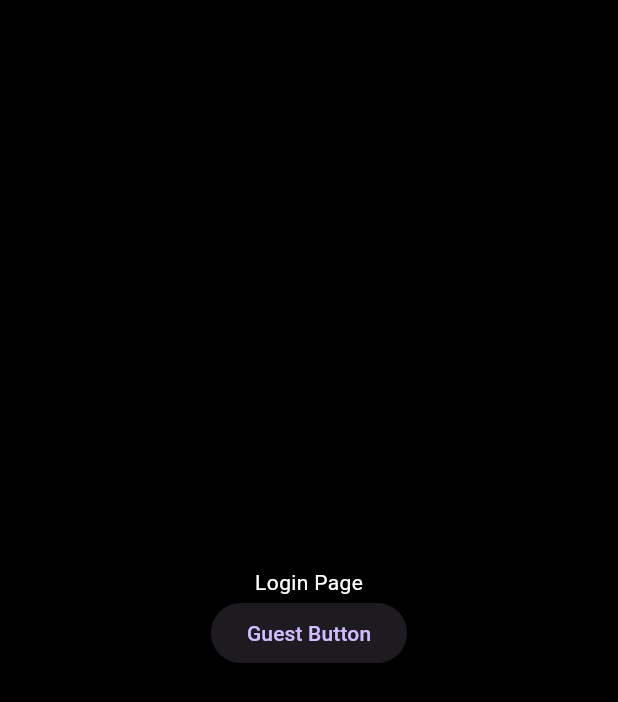
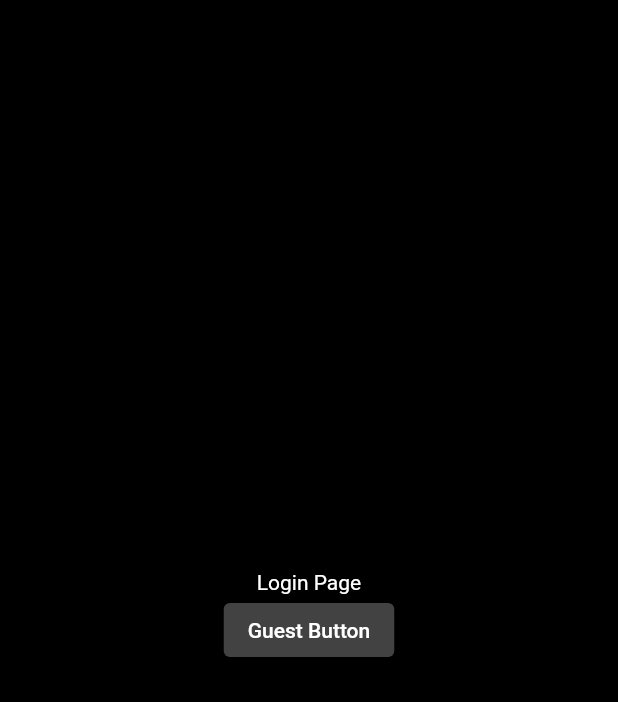
Before and after one commit to Choi-Seunghwan/commitment-client, a Flutter app: the screen it shows after launch, on a phone screen of 412 x 824 dp. Shown: the top 702 px of the screen. Run offline on Flutter 3.47's test engine with Material 3 defaults, Android fonts, the light colour scheme and no system bars; our stand-ins replace flutter_dotenv, fluttertoast, shared_preferences; accounts and stored records are empty.

Commit message:
메인 컬러 테마 개선

```diff
--- a/lib/main.dart
+++ b/lib/main.dart
@@ -49,16 +49,46 @@ class CommitmentApp extends StatelessWidget {
         theme: ThemeData(
             brightness: Brightness.dark,
             primaryColor: Colors.yellow.shade400,
+            primarySwatch: Colors.yellow,
             hintColor: Colors.white,
             scaffoldBackgroundColor: Colors.black,
-          cardColor: Colors.grey[900],
             textTheme: const TextTheme(
               bodyLarge: TextStyle(color: Colors.white),
               bodyMedium: TextStyle(color: Colors.white),
-            // 다른 텍스트 스타일도 여기에 추가할 수 있습니다.
             ),
-          useMaterial3: true,
+            colorScheme: ColorScheme.fromSwatch(
+              brightness: Brightness.dark,
+              primarySwatch: Colors.yellow,
+            ).copyWith(secondary: Colors.yellow.shade400),
+            useMaterial3: false,
+            // inputDecorationTheme: const InputDecorationTheme(
+            //     border: OutlineInputBorder(borderSide: BorderSide(color: Colors.white)),
+            //     enabledBorder: OutlineInputBorder(borderSide: BorderSide(color: Colors.white)),
+            //     labelStyle: TextStyle(color: Colors.white)),
+
+            // sliderTheme: SliderThemeData(
+            //   activeTrackColor: Colors.yellow.shade400,
+            //   thumbColor: Colors.yellow.shade400,
+            //   overlayColor: Colors.yellow.shade400.withOpacity(0.2),
+            // ),
+
+            elevatedButtonTheme: ElevatedButtonThemeData(
+                style: ButtonStyle(
+              backgroundColor: MaterialStateProperty.resolveWith<Color>(
+                (Set<MaterialState> states) {
+                  if (states.contains(MaterialState.selected)) {
+                    return Colors.yellow.shade400; // 선택된 상태
+                  }
+                  return Colors.grey.shade800; // 비선택된 상태
+                },
               ),
+              foregroundColor: MaterialStateProperty.resolveWith<Color>(
+                (Set<MaterialState> states) {
+                  if (states.contains(MaterialState.selected)) return Colors.black; // 선택된 상태의 글자 색상
+                  return Colors.white; // 비선택된 상태의 글자 색상
+                },
+              ),
+            ))),
         home: const SplashInitPage());
   }
 }
--- a/lib/utils/toast_util.dart
+++ b/lib/utils/toast_util.dart
@@ -7,8 +7,6 @@ void showSuccessToast(String message) {
       toastLength: Toast.LENGTH_SHORT,
       gravity: ToastGravity.CENTER,
       timeInSecForIosWeb: 1,
-      backgroundColor: Colors.green[300],
-      textColor: Colors.black,
       fontSize: 16.0);
 }
 
@@ -18,7 +16,5 @@ void showWarringToast(String message) {
       toastLength: Toast.LENGTH_SHORT,
       gravity: ToastGravity.CENTER,
       timeInSecForIosWeb: 1,
-      backgroundColor: Colors.yellow[300],
-      textColor: Colors.black,
       fontSize: 16.0);
 }
```
Lines whose indentation alone changed are shown as unchanged.
